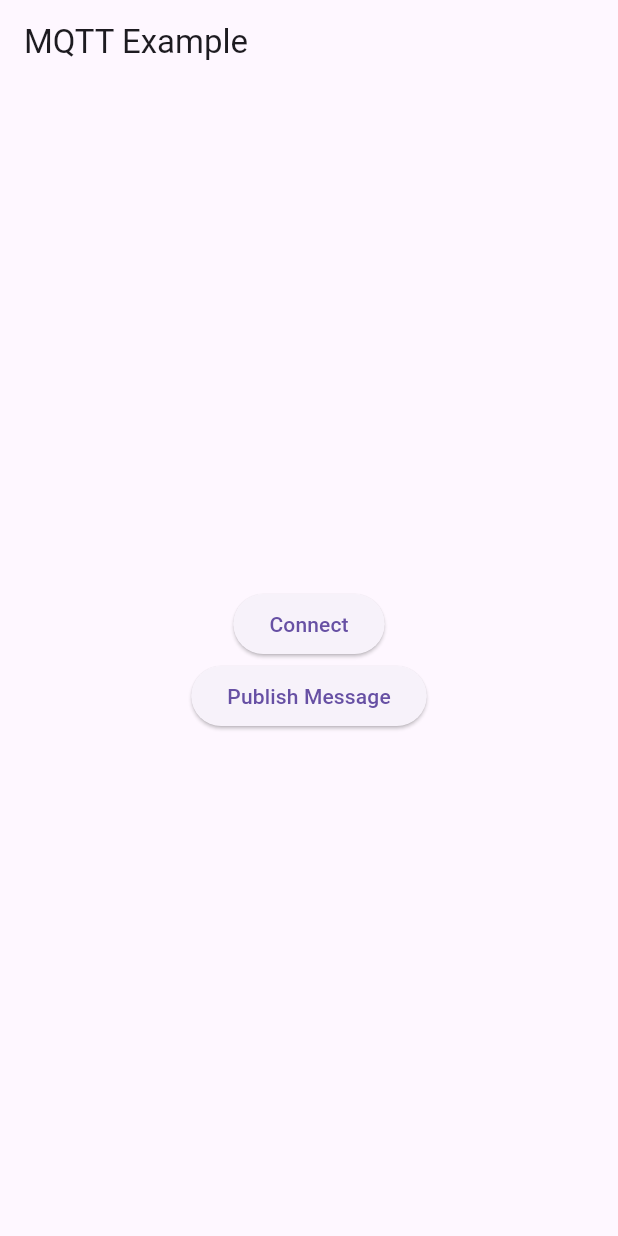
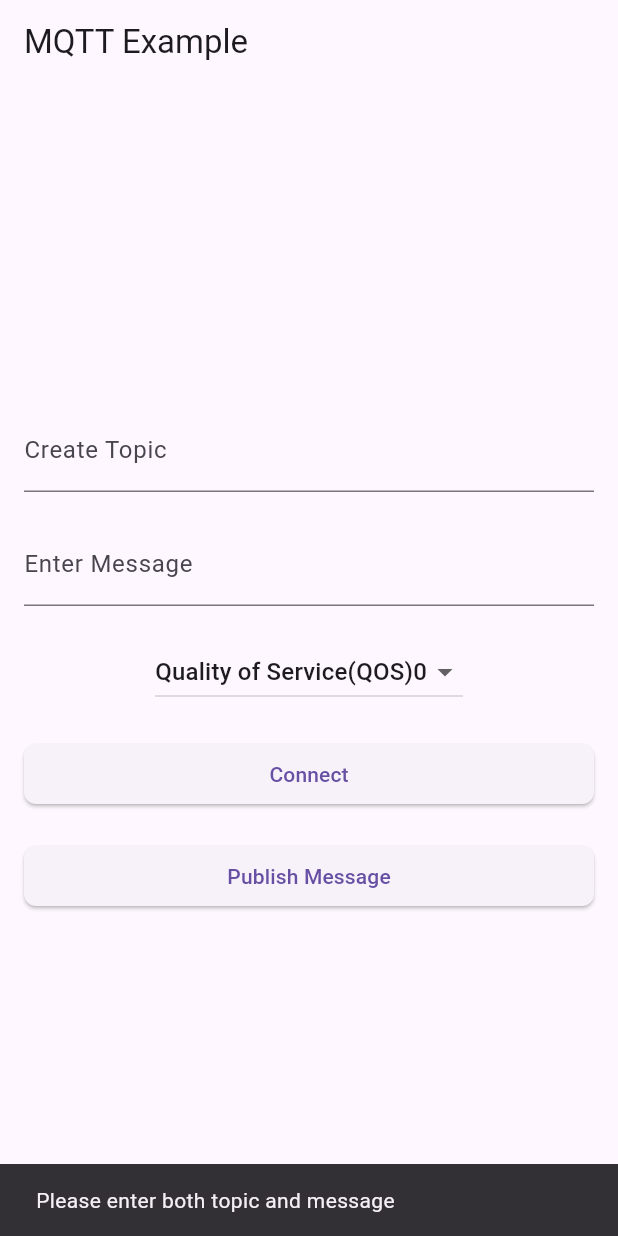
Before and after one commit to amAkshay18/mqtt_example, a Flutter app: the screen it shows after launch, after a tap on "Publish Message", on a phone screen of 412 x 824 dp. Run offline on Flutter 3.47's test engine with Material 3 defaults, Android fonts, the phone set to English and light mode, and no system bars; missing offline and left inert: mqtt_client.

Commit message:
ui changed partially

```diff
--- a/lib/main.dart
+++ b/lib/main.dart
@@ -1,46 +1,22 @@
-import 'dart:developer';
 import 'package:flutter/material.dart';
-import 'package:onwords/mqtt_services.dart';
+import 'package:onwords/ui/home_screen.dart';
 
 void main() {
-  runApp(MyApp());
+  runApp(const MyApp());
 }
 
 class MyApp extends StatelessWidget {
-  final MQTTService mqttService = MQTTService();
-
-  MyApp({super.key});
+  const MyApp({super.key});
 
   @override
   Widget build(BuildContext context) {
     return MaterialApp(
-      home: Scaffold(
-        appBar: AppBar(
-          title: const Text('MQTT Example'),
-        ),
-        body: Center(
-          child: Column(
-            mainAxisAlignment: MainAxisAlignment.center,
-            children: <Widget>[
-              ElevatedButton(
-                onPressed: () async {
-                  await mqttService.connect();
-                  log('Connected to MQTT server');
-                },
-                child: const Text('Connect'),
-              ),
-              ElevatedButton(
-                onPressed: () {
-                  //message..........
-                  mqttService.publish('onwords');
-                  log('message published');
-                },
-                child: const Text('Publish Message'),
-              ),
-            ],
-          ),
-        ),
+      title: 'MQTT Example',
+      theme: ThemeData(
+        primarySwatch: Colors.blue,
+        visualDensity: VisualDensity.adaptivePlatformDensity,
       ),
+      home: const HomeScreen(),
     );
   }
 }
--- a/lib/mqtt_services.dart
+++ b/lib/mqtt_services.dart
@@ -4,11 +4,8 @@ import 'package:mqtt_client/mqtt_server_client.dart';
 import 'package:uuid/uuid.dart';
 
 class MQTTService {
-  // broker selection
   final String serverUri = 'broker.mqtt.cool';
   final String clientId = const Uuid().v4();
-  //----------selecting sambavam
-  final String topic = '123456';
 
   MqttServerClient? client;
 
@@ -36,7 +33,6 @@ class MQTTService {
 
   void onConnected() {
     print('Connected');
-    subscribe();
   }
 
   void onDisconnected() {
@@ -47,21 +43,11 @@ class MQTTService {
     client?.disconnect();
   }
 
-  void subscribe() {
-    client!.subscribe(topic, MqttQos.atMostOnce);
-    client!.updates!.listen((List<MqttReceivedMessage<MqttMessage?>>? c) {
-      final recMess = c![0].payload as MqttPublishMessage;
-      final pt =
-          MqttPublishPayload.bytesToStringAsString(recMess.payload.message);
-      print('Received message: $pt from topic: ${c[0].topic}>');
-    });
-  }
-
-  void publish(String message) async {
+  void publish(String topic, String message, int qosLevel) async {
     await connect(); // Connect to the MQTT server
-    log('message');
+    log('Publishing message to topic $topic with QoS $qosLevel');
     final builder = MqttClientPayloadBuilder();
     builder.addString(message);
-    client!.publishMessage(topic, MqttQos.atMostOnce, builder.payload!);
+    client!.publishMessage(topic, MqttQos.values[qosLevel], builder.payload!);
   }
 }
--- /dev/null
+++ b/lib/ui/home_screen.dart
@@ -0,0 +1,128 @@
+import 'dart:developer';
+import 'package:flutter/material.dart';
+import 'package:onwords/mqtt_services.dart';
+
+class HomeScreen extends StatefulWidget {
+  const HomeScreen({super.key});
+
+  @override
+  _HomeScreenState createState() => _HomeScreenState();
+}
+
+class _HomeScreenState extends State<HomeScreen> {
+  final MQTTService mqttService = MQTTService();
+  final TextEditingController topicController = TextEditingController();
+  final TextEditingController messageController = TextEditingController();
+  String selectedQoS = '0'; // Default QoS
+
+  @override
+  void dispose() {
+    topicController.dispose();
+    messageController.dispose();
+    super.dispose();
+  }
+
+  @override
+  Widget build(BuildContext context) {
+    return Scaffold(
+      appBar: AppBar(
+        title: const Text('MQTT Example'),
+      ),
+      body: Padding(
+        padding: const EdgeInsets.all(16.0),
+        child: Center(
+          child: Column(
+            mainAxisAlignment: MainAxisAlignment.center,
+            children: <Widget>[
+              TextFormField(
+                controller: topicController,
+                decoration: const InputDecoration(
+                  labelText: 'Create Topic',
+                ),
+              ),
+              const SizedBox(height: 20),
+              TextFormField(
+                controller: messageController,
+                decoration: const InputDecoration(
+                  labelText: 'Enter Message',
+                ),
+              ),
+              const SizedBox(height: 20),
+              DropdownButton<String>(
+                value: selectedQoS,
+                items: <String>['0', '1', '2'].map((String value) {
+                  return DropdownMenuItem<String>(
+                    value: value,
+                    child: Text('Quality of Service(QOS)$value'),
+                  );
+                }).toList(),
+                onChanged: (String? newValue) {
+                  setState(() {
+                    selectedQoS = newValue!;
+                  });
+                },
+              ),
+              const SizedBox(height: 20),
+              SizedBox(
+                width: double
+                    .infinity, // Make the button the same width as the parent
+                child: ElevatedButton(
+                  onPressed: () async {
+                    await mqttService.connect();
+                    log('Connected to MQTT server');
+                    ScaffoldMessenger.of(context).showSnackBar(
+                      const SnackBar(
+                        content: Text('Connected to MQTT server'),
+                      ),
+                    );
+                  },
+                  style: ElevatedButton.styleFrom(
+                    shape: RoundedRectangleBorder(
+                      borderRadius: BorderRadius.circular(8),
+                    ),
+                  ),
+                  child: const Text('Connect'),
+                ),
+              ),
+              const SizedBox(height: 20),
+              SizedBox(
+                width: double
+                    .infinity, // Make the button the same width as the parent
+                child: ElevatedButton(
+                  onPressed: () {
+                    if (topicController.text.isNotEmpty &&
+                        messageController.text.isNotEmpty) {
+                      mqttService.publish(
+                        topicController.text,
+                        messageController.text,
+                        int.parse(selectedQoS),
+                      );
+                      log('Message published');
+                      ScaffoldMessenger.of(context).showSnackBar(
+                        const SnackBar(
+                          content: Text('Message published'),
+                        ),
+                      );
+                    } else {
+                      ScaffoldMessenger.of(context).showSnackBar(
+                        const SnackBar(
+                          content: Text('Please enter both topic and message'),
+                        ),
+                      );
+                    }
+                  },
+                  style: ElevatedButton.styleFrom(
+                    shape: RoundedRectangleBorder(
+                      borderRadius: BorderRadius.circular(8),
+                    ),
+                  ),
+                  child: const Text('Publish Message'),
+                ),
+              ),
+            ],
+          ),
+        ),
+      ),
+    );
+  }
+}
```
